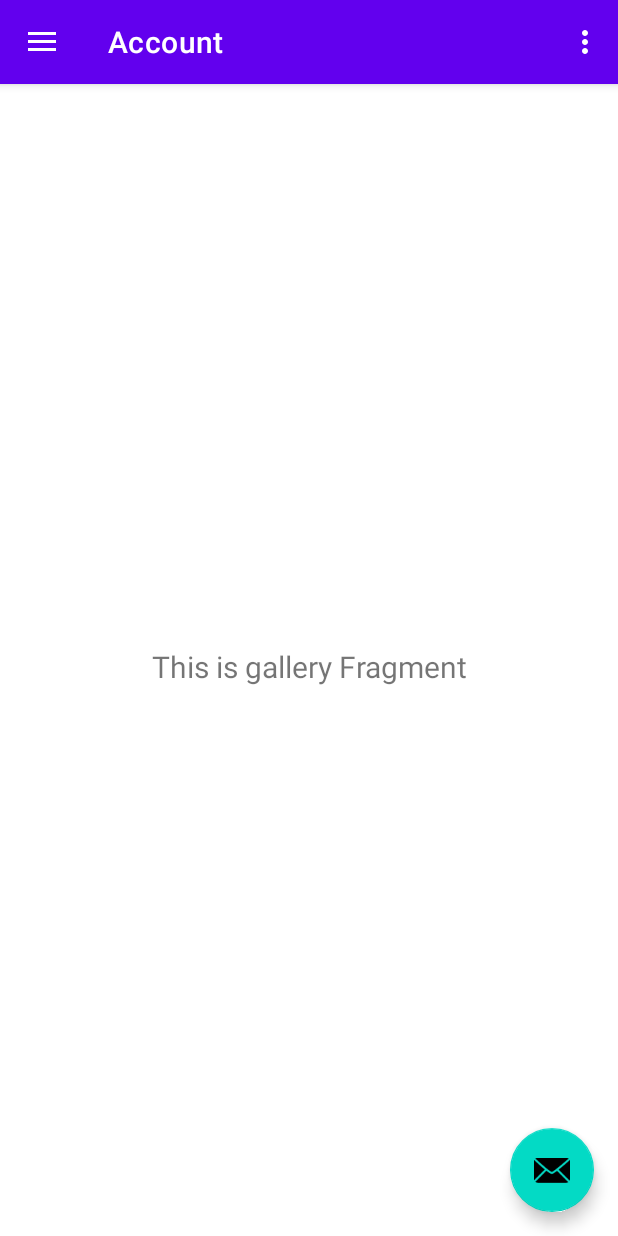
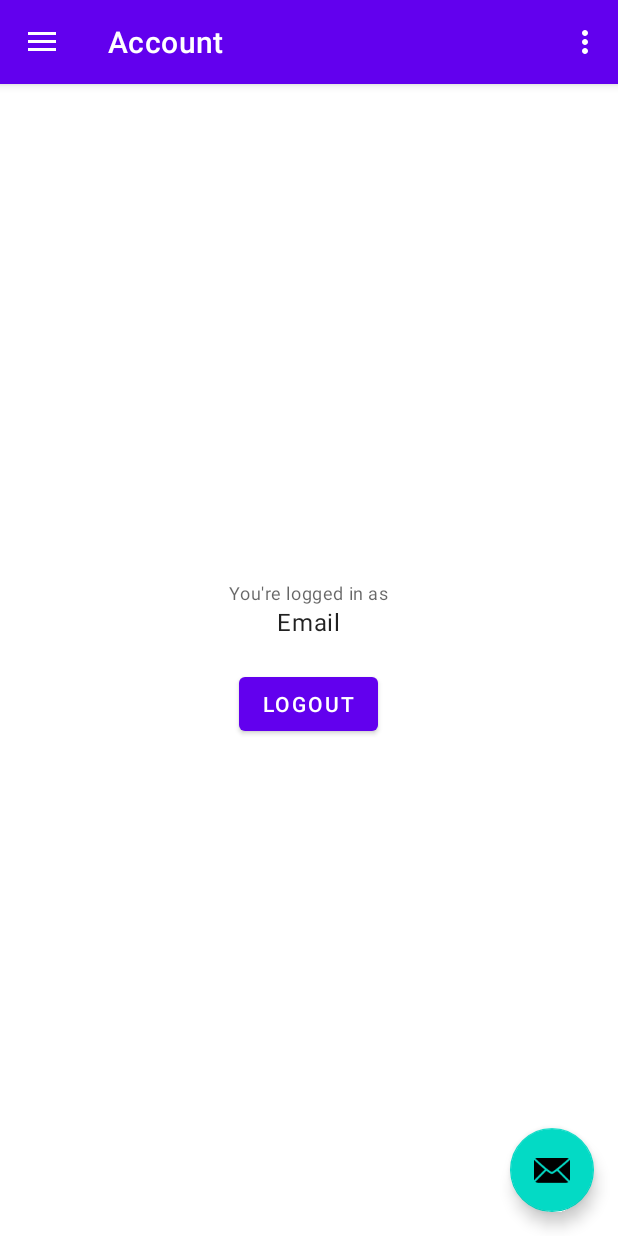
Before and after one commit to seanknox0/FYP_updated, an Android app: the screen it shows after launch (MainActivity), in the side drawer, after a tap on "Account", on a phone screen of 412 x 824 dp. Run offline under Robolectric (Android 15) with nearby library versions, the phone set to English and light mode, and no system bars; our stand-ins replace navigation-ui.

Commit message:
Fixing project and integrating it with a menu (WIP)

```diff
--- a/app/build.gradle
+++ b/app/build.gradle
@@ -44,6 +44,7 @@ dependencies {
     implementation 'androidx.lifecycle:lifecycle-viewmodel-ktx:2.4.1'
     implementation 'androidx.navigation:navigation-fragment-ktx:2.4.1'
     implementation 'androidx.navigation:navigation-ui-ktx:2.4.1'
+    implementation 'com.google.firebase:firebase-auth-ktx:21.0.1'
     testImplementation 'junit:junit:4.+'
     androidTestImplementation 'androidx.test.ext:junit:1.1.3'
     androidTestImplementation 'androidx.test.espresso:espresso-core:3.4.0'
--- a/app/src/main/java/ie/wit/fyp_updated/ui/account/AccountFragment.kt
+++ b/app/src/main/java/ie/wit/fyp_updated/ui/account/AccountFragment.kt
@@ -9,6 +9,7 @@ import androidx.fragment.app.Fragment
 import androidx.lifecycle.Observer
 import androidx.lifecycle.ViewModelProvider
 import ie.wit.fyp_updated.databinding.FragmentAccountBinding
+
 
 class AccountFragment : Fragment() {
 
@@ -29,11 +30,6 @@ class AccountFragment : Fragment() {
 
         _binding = FragmentAccountBinding.inflate(inflater, container, false)
         val root: View = binding.root
-
-        val textView: TextView = binding.textGallery
-        accountViewModel.text.observe(viewLifecycleOwner, Observer {
-            textView.text = it
-        })
         return root
     }
 
--- a/app/src/main/res/layout/fragment_account.xml
+++ b/app/src/main/res/layout/fragment_account.xml
@@ -1,22 +1,32 @@
 <?xml version="1.0" encoding="utf-8"?>
-<androidx.constraintlayout.widget.ConstraintLayout xmlns:android="http://schemas.android.com/apk/res/android"
+<LinearLayout xmlns:android="http://schemas.android.com/apk/res/android"
     xmlns:app="http://schemas.android.com/apk/res-auto"
     xmlns:tools="http://schemas.android.com/tools"
     android:layout_width="match_parent"
     android:layout_height="match_parent"
+    android:orientation="vertical"
+    android:padding="20dp"
+    android:gravity="center"
     tools:context=".ui.account.AccountFragment">
 
     <TextView
-        android:id="@+id/text_gallery"
-        android:layout_width="match_parent"
+        android:layout_width="wrap_content"
         android:layout_height="wrap_content"
-        android:layout_marginStart="8dp"
-        android:layout_marginTop="8dp"
-        android:layout_marginEnd="8dp"
-        android:textAlignment="center"
-        android:textSize="20sp"
-        app:layout_constraintBottom_toBottomOf="parent"
-        app:layout_constraintEnd_toEndOf="parent"
-        app:layout_constraintStart_toStartOf="parent"
-        app:layout_constraintTop_toTopOf="parent" />
-</androidx.constraintlayout.widget.ConstraintLayout>
+        android:text="You're logged in as"
+        style="@style/TextAppearance.MaterialComponents.Caption"/>
+
+    <TextView
+        android:id="@+id/emailTv"
+        android:layout_width="wrap_content"
+        android:layout_height="wrap_content"
+        android:text="Email"
+        style="@style/TextAppearance.MaterialComponents.Body1"/>
+
+    <Button
+        android:id="@+id/logoutBtn"
+        android:layout_marginTop="20dp"
+        android:layout_width="wrap_content"
+        android:layout_height="wrap_content"
+        android:text="Logout"/>
+
+</LinearLayout>
--- a/app/src/main/res/values/strings.xml
+++ b/app/src/main/res/values/strings.xml
@@ -7,6 +7,7 @@
     <string name="nav_header_desc">Navigation header</string>
     <string name="action_settings">Settings</string>
 
+    <string name="no_account">Not own an account? <b>Sign up here!</b></string>
     <string name="menu_home">Home</string>
     <string name="menu_personal">Personal</string>
     <string name="menu_learning">Learning</string>
```
Also changed, not shown: app/src/main/java/ie/wit/fyp_updated/ui/login/LoginActivity.kt (added, +114 -0 lines), app/src/main/java/ie/wit/fyp_updated/ui/signup/SignUpActivity.kt (added, +110 -0 lines), app/src/main/res/layout/activity_login.xml (added, +83 -0 lines), app/src/main/res/layout/activity_sign_up.xml (added, +70 -0 lines).
